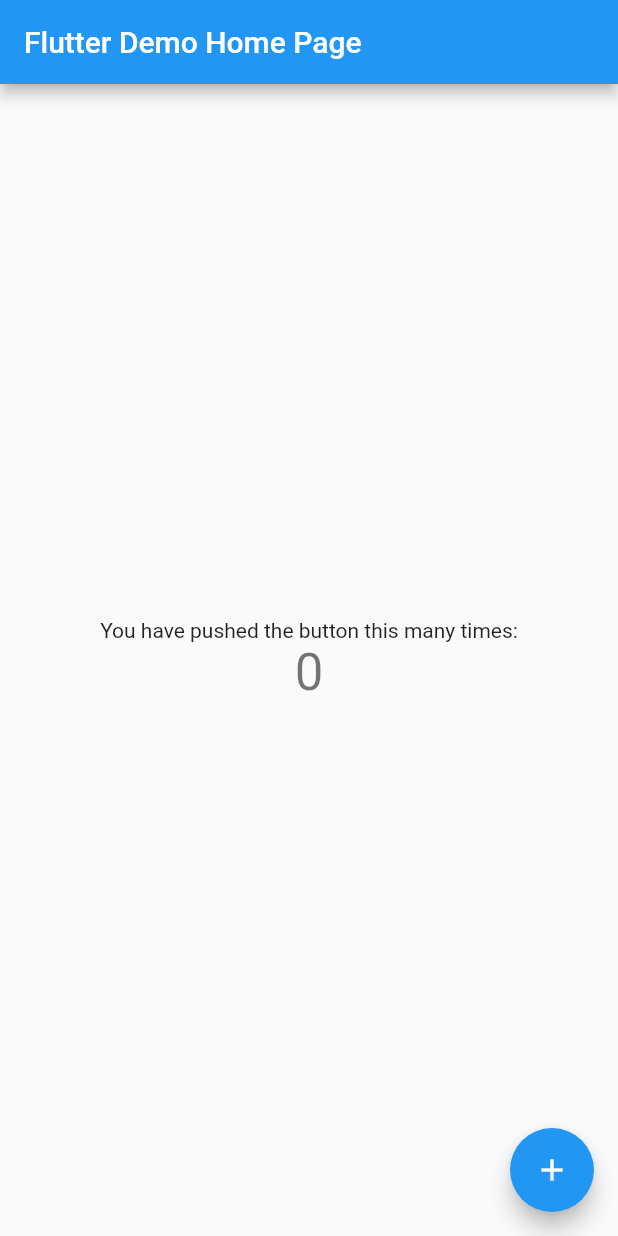
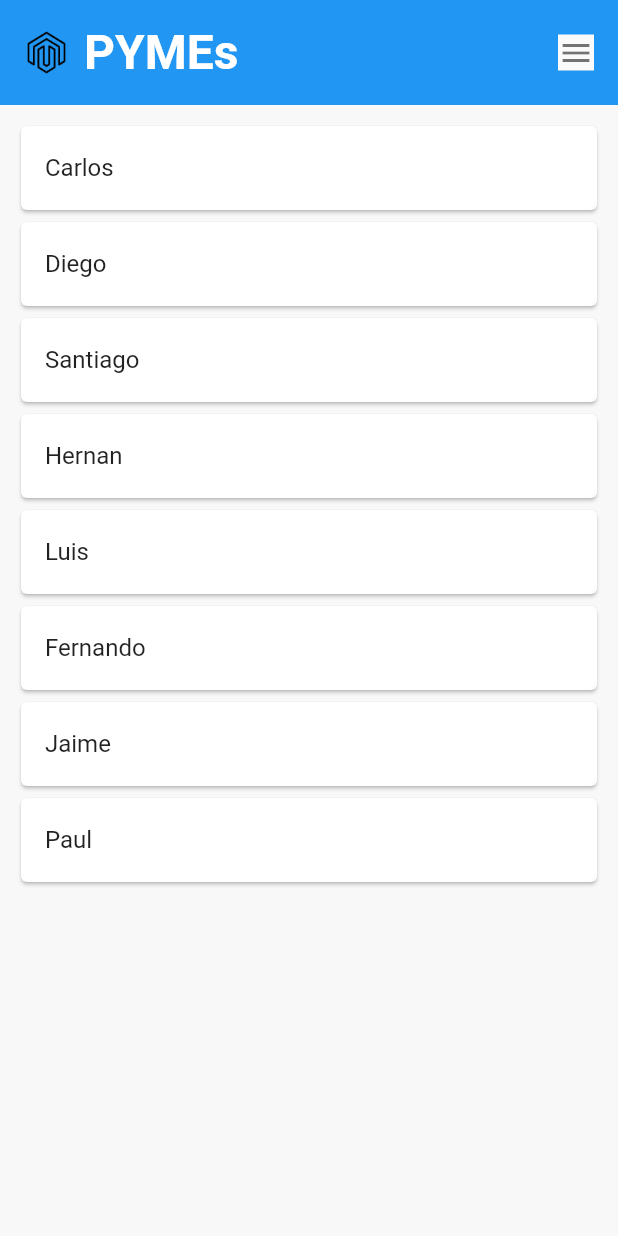
Before and after one commit to onlyTheF/Modulo-Facturacion, a Flutter app: the screen it shows after launch, on a phone screen of 412 x 824 dp. Run offline on Flutter 3.47's test engine with Material 2 defaults, Android fonts, the phone set to English and light mode, and no system bars; our stand-ins replace flutter_hooks, hooks_riverpod.

Commit message:
Interfaz de la lista de ventas

```diff
--- a/facturacion/lib/main.dart
+++ b/facturacion/lib/main.dart
@@ -1,3 +1,4 @@
+import 'package:facturacion/src/views/list_sales.dart';
 import 'package:flutter/material.dart';
 
 void main() {
@@ -11,105 +12,7 @@
   @override
   Widget build(BuildContext context) {
     return MaterialApp(
-      title: 'Flutter Demo',
-      theme: ThemeData(
-        // This is the theme of your application.
-        //
-        // Try running your application with "flutter run". You'll see the
-        // application has a blue toolbar. Then, without quitting the app, try
-        // changing the primarySwatch below to Colors.green and then invoke
-        // "hot reload" (press "r" in the console where you ran "flutter run",
-        // or simply save your changes to "hot reload" in a Flutter IDE).
-        // Notice that the counter didn't reset back to zero; the application
-        // is not restarted.
-        primarySwatch: Colors.blue,
-      ),
-      home: const MyHomePage(title: 'Flutter Demo Home Page'),
+      home: ListSales(),
     );
   }
 }
-
-class MyHomePage extends StatefulWidget {
-  const MyHomePage({super.key, required this.title});
-
-  // This widget is the home page of your application. It is stateful, meaning
-  // that it has a State object (defined below) that contains fields that affect
-  // how it looks.
-
-  // This class is the configuration for the state. It holds the values (in this
-  // case the title) provided by the parent (in this case the App widget) and
-  // used by the build method of the State. Fields in a Widget subclass are
-  // always marked "final".
-
-  final String title;
-
-  @override
-  State<MyHomePage> createState() => _MyHomePageState();
-}
-
-class _MyHomePageState extends State<MyHomePage> {
-  int _counter = 0;
-
-  void _incrementCounter() {
-    setState(() {
-      // This call to setState tells the Flutter framework that something has
-      // changed in this State, which causes it to rerun the build method below
-      // so that the display can reflect the updated values. If we changed
-      // _counter without calling setState(), then the build method would not be
-      // called again, and so nothing would appear to happen.
-      _counter++;
-    });
-  }
-
-  @override
-  Widget build(BuildContext context) {
-    // This method is rerun every time setState is called, for instance as done
-    // by the _incrementCounter method above.
-    //
-    // The Flutter framework has been optimized to make rerunning build methods
-    // fast, so that you can just rebuild anything that needs updating rather
-    // than having to individually change instances of widgets.
-    return Scaffold(
-      appBar: AppBar(
-        // Here we take the value from the MyHomePage object that was created by
-        // the App.build method, and use it to set our appbar title.
-        title: Text(widget.title),
-      ),
-      body: Center(
-        // Center is a layout widget. It takes a single child and positions it
-        // in the middle of the parent.
-        child: Column(
-          // Column is also a layout widget. It takes a list of children and
-          // arranges them vertically. By default, it sizes itself to fit its
-          // children horizontally, and tries to be as tall as its parent.
-          //
-          // Invoke "debug painting" (press "p" in the console, choose the
-          // "Toggle Debug Paint" action from the Flutter Inspector in Android
-          // Studio, or the "Toggle Debug Paint" command in Visual Studio Code)
-          // to see the wireframe for each widget.
-          //
-          // Column has various properties to control how it sizes itself and
-          // how it positions its children. Here we use mainAxisAlignment to
-          // center the children vertically; the main axis here is the vertical
-          // axis because Columns are vertical (the cross axis would be
-          // horizontal).
-          mainAxisAlignment: MainAxisAlignment.center,
-          children: <Widget>[
-            const Text(
-              'You have pushed the button this many times:',
-            ),
-            Text(
-              '$_counter',
-              style: Theme.of(context).textTheme.headline4,
-            ),
-          ],
-        ),
-      ),
-      floatingActionButton: FloatingActionButton(
-        onPressed: _incrementCounter,
-        tooltip: 'Increment',
-        child: const Icon(Icons.add),
-      ), // This trailing comma makes auto-formatting nicer for build methods.
-    );
-  }
-}
--- /dev/null
+++ b/facturacion/lib/src/navigation_bar/nav_bar.dart
@@ -0,0 +1,188 @@
+
+import 'package:facturacion/src/navigation_bar/nav_bar_button.dart';
+import 'package:facturacion/src/widgets/responsive_widget.dart';
+import 'package:flutter/material.dart';
+import 'package:flutter_hooks/flutter_hooks.dart';
+import 'package:hooks_riverpod/hooks_riverpod.dart';
+
+class NavBar extends ResponsiveWidget {
+  const NavBar({Key? key}) : super(key: key);
+
+  @override
+  Widget buildDesktop(BuildContext context) {
+    return const DesktopNavBar();
+  }
+
+  @override
+  Widget buildMobile(BuildContext context) {
+    return const MobileNavBar();
+  }
+}
+
+class DesktopNavBar extends HookConsumerWidget {
+  const DesktopNavBar({Key? key}) : super(key: key);
+
+  @override
+  Widget build(BuildContext context, WidgetRef ref) {
+    //final isScrolled = ref.watch(scrolledProvider);
+    //final navBarColor = isScrolled ? Colors.blue : Colors.white;
+    final listItems = ['item1', 'item2'];
+
+
+    return Container(
+      color: Colors.blue,
+      child: Padding(
+        padding: const EdgeInsets.all(20),
+        child: Row(
+          children: <Widget>[
+            Image.asset(
+              "assets/images/logo.png",
+              height: 40.0,
+            ),
+            const SizedBox(width: 10.0),
+            // ignore: prefer_const_constructors
+            Text(
+              "PYMEs",
+              // ignore: prefer_const_constructors
+              style: TextStyle(
+                fontWeight: FontWeight.w700,
+                color: Colors.white,
+                fontSize: 32,
+              ),
+            ),
+            Expanded(child: Container()),
+            NavBarButton(
+              onTap: () {},
+              text: "Home",
+            ),
+            NavBarButton(
+              onTap: () {},
+              text: "Features",
+            ),
+            NavBarButton(
+              onTap: () {},
+              text: "Screenshots",
+            ),
+            /*Container(
+              margin: EdgeInsets.all(16),
+              padding: EdgeInsets.symmetric(horizontal: 12, vertical:4),
+              decoration: BoxDecoration(
+                borderRadius: BorderRadius.circular(12),
+                border: Border.all(color: Colors.black, width: 4)
+              ),
+              child: DropdownButton<String>(
+                hint: Text("Item"),
+                items: listItems.map(buildMenuItem).toList(),
+                onChanged: (value) => listItems,
+                iconSize: 36,
+                icon: Icon(Icons.arrow_drop_down, color: Colors.black,),
+                isExpanded: true,
+              ),
+            ),*/
+
+
+          ],
+        ),
+      ),
+    );
+  }
+}
+
+DropdownMenuItem<String> buildMenuItem(String item)=> DropdownMenuItem(
+
+  value: item,
+  child: Text(
+    item,
+    style: TextStyle(fontWeight: FontWeight.bold, fontSize:30),
+  ),
+);
+
+class MobileNavBar extends HookConsumerWidget {
+  const MobileNavBar({Key? key}) : super(key: key);
+
+  @override
+  Widget build(BuildContext context, WidgetRef ref) {
+    final containerHeight = useState<double>(0.0);
+    //final isScrolled = ref.watch(scrolledProvider);
+
+    //final navBarColor = isScrolled ? Colors.blue : Colors.white;
+    return Stack(
+      children: [
+        AnimatedContainer(
+          margin: const EdgeInsets.only(top: 70.0),
+          duration: const Duration(milliseconds: 350),
+          curve: Curves.ease,
+          height: containerHeight.value,
+          child: SingleChildScrollView(
+            child: Column(
+              children: [
+                NavBarButton(
+                  text: "Home",
+                  onTap: () {
+                    //ref.read(currentPageProvider.state).state = homeKey;
+                    containerHeight.value = 0;
+                  },
+                ),
+                NavBarButton(
+                  text: "Features",
+                  onTap: () {
+                    //ref.read(currentPageProvider.state).state = featureKey;
+                    containerHeight.value = 0;
+                  },
+                ),
+                NavBarButton(
+                  text: "Screenshots",
+                  onTap: () {
+                    //ref.read(currentPageProvider.state).state = screenshotKey;
+                    containerHeight.value = 0;
+                  },
+                ),
+              ],
+            ),
+          ),
+        ),
+        Container(
+          color: Colors.blue,
+          child: Padding(
+            padding: EdgeInsets.all(16),
+            child: Row(
+              children: <Widget>[
+                Image.asset(
+                  "assets/images/logo.png",
+                  height: 30.0,
+                ),
+                const SizedBox(width: 10.0),
+                // ignore: prefer_const_constructors
+                Text(
+                  "PYMEs",
+                  // ignore: prefer_const_constructors
+                  style: TextStyle(
+                      fontWeight: FontWeight.w700,
+                      color: Colors.white,
+                      fontSize: 32),
+                ),
+                Expanded(
+                  child: Container(),
+                ),
+                Material(
+                  child: InkWell(
+                    splashColor: Colors.white60,
+                    onTap: () {
+                      final height = containerHeight.value > 0 ? 0.0 : 240.0;
+                      containerHeight.value = height;
+                    },
+                    // ignore: prefer_const_constructors
+                    child: Icon(
+                      Icons.menu,
+                      color: Colors.black54,
+                    ),
+                  ),
+                )
+              ],
+            ),
+          ),
+        ),
+      ],
+    );
+  }
+}
--- /dev/null
+++ b/facturacion/lib/src/views/list_sales.dart
@@ -0,0 +1,156 @@
+import 'dart:math';
+import 'package:flutter/material.dart';
+import 'package:url_launcher/url_launcher_string.dart';
+import '../navigation_bar/nav_bar.dart';
+
+class ListSales extends StatefulWidget {
+ ListSales({Key? key}) : super(key: key);
+
+  @override
+  State <ListSales> createState() =>  ListSalesState();
+}
+
+class  ListSalesState extends State <ListSales> {
+
+  late List<String> listRequest;
+  late Random random;
+  late GlobalKey<RefreshIndicatorState> refreshListKey;
+
+
+  @override
+  void initState() {
+    super.initState();
+
+    // ignore: unnecessary_new
+    refreshListKey = new GlobalKey<RefreshIndicatorState>();
+    random = Random();
+    listRequest = List.empty(growable: true);
+    addRequest();
+  }
+
+
+  addRequest(){
+      listRequest.add("Carlos");
+      listRequest.add("Diego");
+      listRequest.add("Santiago");
+      listRequest.add("Hernan");
+      listRequest.add("Luis");
+      listRequest.add("Fernando");
+      listRequest.add("Jaime");
+      listRequest.add("Paul");
+  }
+
+  Widget showList(){
+      return ListView.builder(
+        padding: EdgeInsets.all(10),
+        itemCount: listRequest.length,
+        itemBuilder: (BuildContext context, int index){
+          return rowItem(context, index);
+        }
+      );
+  }
+
+  Widget rowItem(context, index){
+      return Dismissible(
+        key: Key(listRequest[index]),
+        onDismissed: (direction){
+          var item = listRequest[index];
+          showSnackBar(context, item, index);
+          //removeItem(index);
+        },
+        background: deleteItem(),
+        child: Card(
+          child:ListTile(
+            title: Text(listRequest[index]),
+          ),
+        ),
+      );
+  }
+
+  showSnackBar(context, item, index){
+    ScaffoldMessenger.of(context).showSnackBar(
+      SnackBar(
+        content: Text('$item removido de la lista'),
+        action: SnackBarAction(
+          label: "NO REMOVER SOLICITUD",
+          onPressed: (){
+            undoDelete(index, item);
+          }
+        ),
+      )
+    );
+  }
+
+  Future<Null> refreshList() async {
+    await Future.delayed(Duration(seconds: 1));
+    addRandomItem();
+    return null;
+  }
+
+  addRandomItem(){
+    int nextItem = random.nextInt(200);
+    setState(() {
+      listRequest.add("$nextItem");
+    });
+  }
+
+  undoDelete(index, item){
+    setState(() {
+      listRequest.insert(index, item);
+    });
+  }
+
+  removeItem(index){
+    setState((){
+      listRequest.removeAt(index);
+    });
+  }
+
+  Widget deleteItem(){
+    return Container(
+      alignment: Alignment.centerRight,
+      padding: EdgeInsets.only(right: 20),
+      color: Colors.blue,
+      child: Icon(Icons.delete, color: Colors.white),
+
+    );
+  }
+
+  @override
+  Widget build(BuildContext context) {
+
+    double width = MediaQuery.of(context).size.width;
+    double maxWith = width > 1200 ? 1200 : width;
+    return Scaffold(
+      backgroundColor: Colors.white,
+      body: Center(
+        child: Container(
+          color: Color.fromARGB(255, 248, 248, 248),
+          width: maxWith,
+          child: Column(
+            mainAxisSize: MainAxisSize.max,
+            crossAxisAlignment: CrossAxisAlignment.center,
+            children: [
+              NavBar(),
+              Expanded(
+                child: Container(
+                  child: RefreshIndicator(
+                    backgroundColor: Colors.blueAccent,
+                    color: Colors.blue,
+                    key: refreshListKey,
+                    child: showList(),
+                    onRefresh: () async {
+                      await refreshList();
+                    },
+                  ),
+                ),
+
+              ),
+            ],
+          ),
+        ),
+
+      )
+    );
+  }
+}
```
Also changed, not shown: facturacion/lib/src/navigation_bar/nav_bar_button.dart (added, +47 -0 lines), facturacion/lib/src/widgets/responsive_widget.dart (added, +22 -0 lines), facturacion/assets/images/app_screen.png (added), facturacion/assets/images/app_store_badge.png (added), facturacion/assets/images/google_play_badge.png (added), facturacion/assets/images/logo.png (added).
